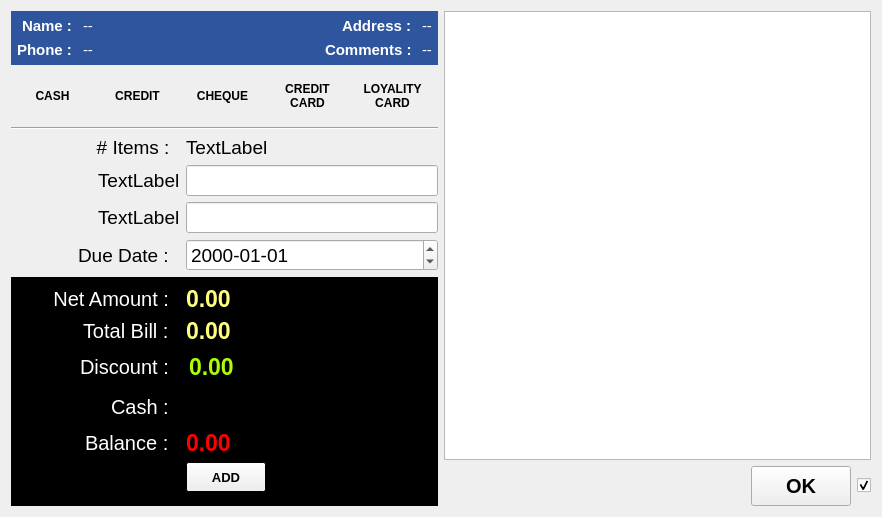
Old version of the form estorecpp/multiplepayment.ui in the repository Watti/estorecpp.
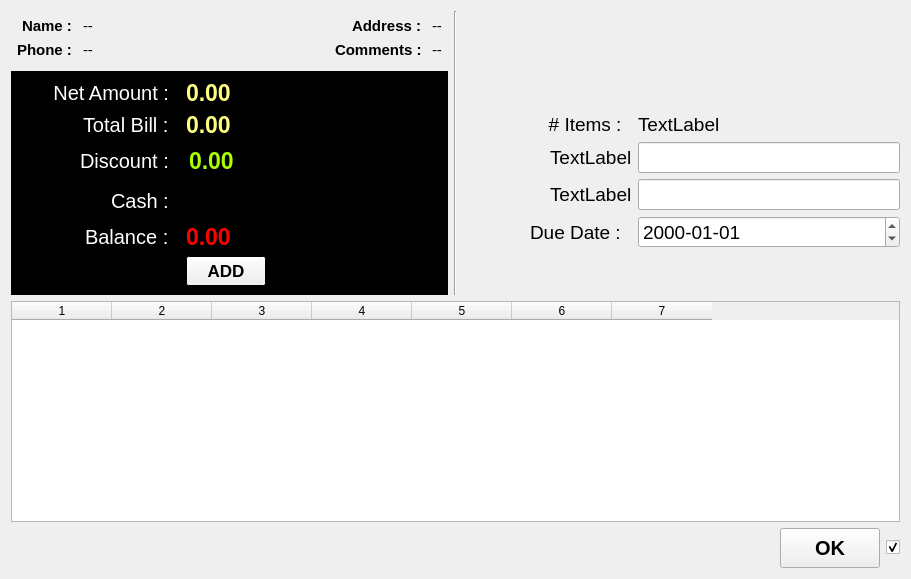
New version of the form. Icons and pictures are not drawn.

```diff
--- a/estorecpp/multiplepayment.ui
+++ b/estorecpp/multiplepayment.ui
@@ -6,13 +6,15 @@
    <rect>
     <x>0</x>
     <y>0</y>
-    <width>882</width>
-    <height>517</height>
+    <width>911</width>
+    <height>579</height>
    </rect>
   </property>
   <property name="windowTitle">
    <string>Form</string>
   </property>
+  <layout class="QVBoxLayout" name="verticalLayout_4">
+   <item>
   <layout class="QHBoxLayout" name="horizontalLayout_6">
    <item>
     <layout class="QVBoxLayout" name="verticalLayout">
@@ -24,97 +26,6 @@
          <verstretch>0</verstretch>
         </sizepolicy>
        </property>
-       <property name="palette">
-        <palette>
-         <active>
-          <colorrole role="WindowText">
-           <brush brushstyle="SolidPattern">
-            <color alpha="255">
-             <red>255</red>
-             <green>255</green>
-             <blue>255</blue>
-            </color>
-           </brush>
-          </colorrole>
-          <colorrole role="Base">
-           <brush brushstyle="SolidPattern">
-            <color alpha="255">
-             <red>255</red>
-             <green>255</green>
-             <blue>255</blue>
-            </color>
-           </brush>
-          </colorrole>
-          <colorrole role="Window">
-           <brush brushstyle="SolidPattern">
-            <color alpha="255">
-             <red>46</red>
-             <green>85</green>
-             <blue>157</blue>
-            </color>
-           </brush>
-          </colorrole>
-         </active>
-         <inactive>
-          <colorrole role="WindowText">
-           <brush brushstyle="SolidPattern">
-            <color alpha="255">
-             <red>255</red>
-             <green>255</green>
-             <blue>255</blue>
-            </color>
-           </brush>
-          </colorrole>
-          <colorrole role="Base">
-           <brush brushstyle="SolidPattern">
-            <color alpha="255">
-             <red>255</red>
-             <green>255</green>
-             <blue>255</blue>
-            </color>
-           </brush>
-          </colorrole>
-          <colorrole role="Window">
-           <brush brushstyle="SolidPattern">
-            <color alpha="255">
-             <red>46</red>
-             <green>85</green>
-             <blue>157</blue>
-            </color>
-           </brush>
-          </colorrole>
-         </inactive>
-         <disabled>
-          <colorrole role="WindowText">
-           <brush brushstyle="SolidPattern">
-            <color alpha="255">
-             <red>120</red>
-             <green>120</green>
-             <blue>120</blue>
-            </color>
-           </brush>
-          </colorrole>
-          <colorrole role="Base">
-           <brush brushstyle="SolidPattern">
-            <color alpha="255">
-             <red>46</red>
-             <green>85</green>
-             <blue>157</blue>
-            </color>
-           </brush>
-          </colorrole>
-          <colorrole role="Window">
-           <brush brushstyle="SolidPattern">
-            <color alpha="255">
-             <red>46</red>
-             <green>85</green>
-             <blue>157</blue>
-            </color>
-           </brush>
-          </colorrole>
-         </disabled>
-        </palette>
-       </property>
        <property name="autoFillBackground">
         <bool>true</bool>
        </property>
@@ -132,7 +43,7 @@
          <number>0</number>
         </property>
         <item>
-         <layout class="QHBoxLayout" name="horizontalLayout_4">
+           <layout class="QHBoxLayout" name="horizontalLayout_3">
           <property name="spacing">
            <number>6</number>
           </property>
@@ -149,12 +60,12 @@
            <number>6</number>
           </property>
           <item>
-           <layout class="QFormLayout" name="formLayout_5">
+             <layout class="QFormLayout" name="formLayout_4">
             <property name="labelAlignment">
              <set>Qt::AlignRight|Qt::AlignTrailing|Qt::AlignVCenter</set>
             </property>
             <item row="0" column="0">
-             <widget class="QLabel" name="label_2">
+               <widget class="QLabel" name="label">
               <property name="font">
                <font>
                 <pointsize>11</pointsize>
@@ -214,7 +125,7 @@
            </layout>
           </item>
           <item>
-           <spacer name="horizontalSpacer_4">
+             <spacer name="horizontalSpacer_3">
             <property name="orientation">
              <enum>Qt::Horizontal</enum>
             </property>
@@ -227,12 +138,12 @@
            </spacer>
           </item>
           <item>
-           <layout class="QFormLayout" name="formLayout_6">
+             <layout class="QFormLayout" name="formLayout_3">
             <property name="labelAlignment">
              <set>Qt::AlignRight|Qt::AlignTrailing|Qt::AlignVCenter</set>
             </property>
             <item row="0" column="0">
-             <widget class="QLabel" name="label_11">
+               <widget class="QLabel" name="label_10">
               <property name="font">
                <font>
                 <pointsize>11</pointsize>
@@ -308,364 +219,6 @@
        </layout>
       </widget>
      </item>
-     <item>
-      <layout class="QHBoxLayout" name="horizontalLayout_5">
-       <item>
-        <widget class="QPushButton" name="cashBtn">
-         <property name="sizePolicy">
-          <sizepolicy hsizetype="Fixed" vsizetype="Fixed">
-           <horstretch>0</horstretch>
-           <verstretch>0</verstretch>
-          </sizepolicy>
-         </property>
-         <property name="minimumSize">
-          <size>
-           <width>75</width>
-           <height>50</height>
-          </size>
-         </property>
-         <property name="maximumSize">
-          <size>
-           <width>75</width>
-           <height>50</height>
-          </size>
-         </property>
-         <property name="font">
-          <font>
-           <weight>75</weight>
-           <bold>true</bold>
-          </font>
-         </property>
-         <property name="text">
-          <string>CASH</string>
-         </property>
-         <property name="checkable">
-          <bool>true</bool>
-         </property>
-         <property name="flat">
-          <bool>true</bool>
-         </property>
-        </widget>
-       </item>
-       <item>
-        <widget class="QPushButton" name="creditBtn">
-         <property name="sizePolicy">
-          <sizepolicy hsizetype="Fixed" vsizetype="Fixed">
-           <horstretch>0</horstretch>
-           <verstretch>0</verstretch>
-          </sizepolicy>
-         </property>
-         <property name="minimumSize">
-          <size>
-           <width>75</width>
-           <height>50</height>
-          </size>
-         </property>
-         <property name="maximumSize">
-          <size>
-           <width>75</width>
-           <height>50</height>
-          </size>
-         </property>
-         <property name="font">
-          <font>
-           <weight>75</weight>
-           <bold>true</bold>
-          </font>
-         </property>
-         <property name="text">
-          <string>CREDIT</string>
-         </property>
-         <property name="checkable">
-          <bool>true</bool>
-         </property>
-         <property name="flat">
-          <bool>true</bool>
-         </property>
-        </widget>
-       </item>
-       <item>
-        <widget class="QPushButton" name="chequeBtn">
-         <property name="sizePolicy">
-          <sizepolicy hsizetype="Fixed" vsizetype="Fixed">
-           <horstretch>0</horstretch>
-           <verstretch>0</verstretch>
-          </sizepolicy>
-         </property>
-         <property name="minimumSize">
-          <size>
-           <width>75</width>
-           <height>50</height>
-          </size>
-         </property>
-         <property name="maximumSize">
-          <size>
-           <width>75</width>
-           <height>50</height>
-          </size>
-         </property>
-         <property name="font">
-          <font>
-           <weight>75</weight>
-           <bold>true</bold>
-          </font>
-         </property>
-         <property name="text">
-          <string>CHEQUE</string>
-         </property>
-         <property name="checkable">
-          <bool>true</bool>
-         </property>
-         <property name="flat">
-          <bool>true</bool>
-         </property>
-        </widget>
-       </item>
-       <item>
-        <widget class="QPushButton" name="creditCardBtn">
-         <property name="sizePolicy">
-          <sizepolicy hsizetype="Minimum" vsizetype="Minimum">
-           <horstretch>0</horstretch>
-           <verstretch>0</verstretch>
-          </sizepolicy>
-         </property>
-         <property name="minimumSize">
-          <size>
-           <width>75</width>
-           <height>50</height>
-          </size>
-         </property>
-         <property name="maximumSize">
-          <size>
-           <width>75</width>
-           <height>50</height>
-          </size>
-         </property>
-         <property name="font">
-          <font>
-           <weight>75</weight>
-           <bold>true</bold>
-          </font>
-         </property>
-         <property name="text">
-          <string>CREDIT 
-CARD</string>
-         </property>
-         <property name="checkable">
-          <bool>true</bool>
-         </property>
-         <property name="flat">
-          <bool>true</bool>
-         </property>
-        </widget>
-       </item>
-       <item>
-        <widget class="QPushButton" name="loyalityCardBtn">
-         <property name="sizePolicy">
-          <sizepolicy hsizetype="Minimum" vsizetype="Minimum">
-           <horstretch>0</horstretch>
-           <verstretch>0</verstretch>
-          </sizepolicy>
-         </property>
-         <property name="minimumSize">
-          <size>
-           <width>75</width>
-           <height>50</height>
-          </size>
-         </property>
-         <property name="maximumSize">
-          <size>
-           <width>75</width>
-           <height>50</height>
-          </size>
-         </property>
-         <property name="font">
-          <font>
-           <weight>75</weight>
-           <bold>true</bold>
-          </font>
-         </property>
-         <property name="text">
-          <string>LOYALITY 
-CARD</string>
-         </property>
-         <property name="checkable">
-          <bool>true</bool>
-         </property>
-         <property name="flat">
-          <bool>true</bool>
-         </property>
-        </widget>
-       </item>
-      </layout>
-     </item>
-     <item>
-      <widget class="Line" name="line">
-       <property name="orientation">
-        <enum>Qt::Horizontal</enum>
-       </property>
-      </widget>
-     </item>
-     <item>
-      <layout class="QFormLayout" name="formLayout_2">
-       <property name="labelAlignment">
-        <set>Qt::AlignRight|Qt::AlignTrailing|Qt::AlignVCenter</set>
-       </property>
-       <item row="0" column="0">
-        <widget class="QLabel" name="label_4">
-         <property name="sizePolicy">
-          <sizepolicy hsizetype="Expanding" vsizetype="Preferred">
-           <horstretch>0</horstretch>
-           <verstretch>0</verstretch>
-          </sizepolicy>
-         </property>
-         <property name="minimumSize">
-          <size>
-           <width>169</width>
-           <height>0</height>
-          </size>
-         </property>
-         <property name="font">
-          <font>
-           <pointsize>14</pointsize>
-          </font>
-         </property>
-         <property name="text">
-          <string># Items :  </string>
-         </property>
-         <property name="alignment">
-          <set>Qt::AlignRight|Qt::AlignTrailing|Qt::AlignVCenter</set>
-         </property>
-        </widget>
-       </item>
-       <item row="0" column="1">
-        <widget class="QLabel" name="noOfItemsLbl">
-         <property name="sizePolicy">
-          <sizepolicy hsizetype="MinimumExpanding" vsizetype="Preferred">
-           <horstretch>0</horstretch>
-           <verstretch>0</verstretch>
-          </sizepolicy>
-         </property>
-         <property name="font">
-          <font>
-           <pointsize>14</pointsize>
-          </font>
-         </property>
-         <property name="text">
-          <string>TextLabel</string>
-         </property>
-        </widget>
-       </item>
-       <item row="1" column="0">
-        <widget class="QLabel" name="lbl1">
-         <property name="sizePolicy">
-          <sizepolicy hsizetype="Expanding" vsizetype="Preferred">
-           <horstretch>0</horstretch>
-           <verstretch>0</verstretch>
-          </sizepolicy>
-         </property>
-         <property name="minimumSize">
-          <size>
-           <width>0</width>
-           <height>0</height>
-          </size>
-         </property>
-         <property name="font">
-          <font>
-           <pointsize>14</pointsize>
-          </font>
-         </property>
-         <property name="text">
-          <string>TextLabel</string>
-         </property>
-        </widget>
-       </item>
-       <item row="1" column="1">
-        <widget class="QLineEdit" name="txt1">
-         <property name="sizePolicy">
-          <sizepolicy hsizetype="MinimumExpanding" vsizetype="Fixed">
-           <horstretch>0</horstretch>
-           <verstretch>0</verstretch>
-          </sizepolicy>
-         </property>
-         <property name="font">
-          <font>
-           <pointsize>14</pointsize>
-          </font>
-         </property>
-        </widget>
-       </item>
-       <item row="2" column="0">
-        <widget class="QLabel" name="lbl2">
-         <property name="sizePolicy">
-          <sizepolicy hsizetype="Expanding" vsizetype="Preferred">
-           <horstretch>0</horstretch>
-           <verstretch>0</verstretch>
-          </sizepolicy>
-         </property>
-         <property name="font">
-          <font>
-           <pointsize>14</pointsize>
-          </font>
-         </property>
-         <property name="text">
-          <string>TextLabel</string>
-         </property>
-        </widget>
-       </item>
-       <item row="2" column="1">
-        <widget class="QLineEdit" name="txt2">
-         <property name="sizePolicy">
-          <sizepolicy hsizetype="MinimumExpanding" vsizetype="Fixed">
-           <horstretch>0</horstretch>
-           <verstretch>0</verstretch>
-          </sizepolicy>
-         </property>
-         <property name="font">
-          <font>
-           <pointsize>14</pointsize>
-          </font>
-         </property>
-        </widget>
-       </item>
-       <item row="3" column="0">
-        <widget class="QLabel" name="dateLbl">
-         <property name="sizePolicy">
-          <sizepolicy hsizetype="Expanding" vsizetype="Preferred">
-           <horstretch>0</horstretch>
-           <verstretch>0</verstretch>
-          </sizepolicy>
-         </property>
-         <property name="font">
-          <font>
-           <pointsize>14</pointsize>
-          </font>
-         </property>
-         <property name="text">
-          <string>Due Date :  </string>
-         </property>
-        </widget>
-       </item>
-       <item row="3" column="1">
-        <widget class="QDateEdit" name="dateEdit">
-         <property name="sizePolicy">
-          <sizepolicy hsizetype="MinimumExpanding" vsizetype="Fixed">
-           <horstretch>0</horstretch>
-           <verstretch>0</verstretch>
-          </sizepolicy>
-         </property>
-         <property name="font">
-          <font>
-           <pointsize>14</pointsize>
-          </font>
-         </property>
-         <property name="displayFormat">
-          <string>yyyy-MM-dd</string>
-         </property>
-        </widget>
-       </item>
-      </layout>
-     </item>
      <item>
       <widget class="QWidget" name="widget" native="true">
        <property name="sizePolicy">
@@ -746,7 +299,7 @@
          <set>Qt::AlignRight|Qt::AlignTrailing|Qt::AlignVCenter</set>
         </property>
         <item row="0" column="0">
-         <widget class="QLabel" name="label_3">
+           <widget class="QLabel" name="label_2">
           <property name="minimumSize">
            <size>
             <width>160</width>
@@ -1011,7 +564,7 @@
          </widget>
         </item>
         <item row="2" column="0">
-         <widget class="QLabel" name="label_13">
+           <widget class="QLabel" name="label_11">
           <property name="palette">
            <palette>
             <active>
@@ -1367,10 +920,23 @@
           </property>
          </widget>
         </item>
+          <item row="5" column="0">
+           <spacer name="horizontalSpacer">
+            <property name="orientation">
+             <enum>Qt::Horizontal</enum>
+            </property>
+            <property name="sizeHint" stdset="0">
+             <size>
+              <width>40</width>
+              <height>20</height>
+             </size>
+            </property>
+           </spacer>
+          </item>
         <item row="5" column="1">
-         <layout class="QHBoxLayout" name="horizontalLayout_3">
+           <layout class="QHBoxLayout" name="horizontalLayout_4">
           <item>
-           <widget class="QPushButton" name="pushButton">
+             <widget class="QPushButton" name="addBtn">
             <property name="minimumSize">
              <size>
               <width>0</width>
@@ -1379,7 +945,7 @@
             </property>
             <property name="font">
              <font>
-              <pointsize>10</pointsize>
+                <pointsize>13</pointsize>
               <weight>75</weight>
               <bold>true</bold>
              </font>
@@ -1390,7 +956,7 @@
            </widget>
           </item>
           <item>
-           <spacer name="horizontalSpacer">
+             <spacer name="horizontalSpacer_4">
             <property name="orientation">
              <enum>Qt::Horizontal</enum>
             </property>
@@ -1406,13 +972,417 @@
         </item>
        </layout>
       </widget>
+       </item>
+      </layout>
+     </item>
+     <item>
+      <widget class="Line" name="line">
+       <property name="orientation">
+        <enum>Qt::Vertical</enum>
+       </property>
+      </widget>
+     </item>
+     <item>
+      <layout class="QVBoxLayout" name="verticalLayout_3">
+       <item>
+        <layout class="QHBoxLayout" name="horizontalLayout_5">
+         <item>
+          <widget class="QToolButton" name="cashBtn">
+           <property name="sizePolicy">
+            <sizepolicy hsizetype="Fixed" vsizetype="Fixed">
+             <horstretch>0</horstretch>
+             <verstretch>0</verstretch>
+            </sizepolicy>
+           </property>
+           <property name="minimumSize">
+            <size>
+             <width>80</width>
+             <height>80</height>
+            </size>
+           </property>
+           <property name="maximumSize">
+            <size>
+             <width>80</width>
+             <height>80</height>
+            </size>
+           </property>
+           <property name="font">
+            <font>
+             <weight>75</weight>
+             <bold>true</bold>
+            </font>
+           </property>
+           <property name="text">
+            <string/>
+           </property>
+           <property name="checkable">
+            <bool>true</bool>
+           </property>
+           <property name="toolButtonStyle">
+            <enum>Qt::ToolButtonTextUnderIcon</enum>
+           </property>
+           <property name="autoRaise">
+            <bool>true</bool>
+           </property>
+          </widget>
+         </item>
+         <item>
+          <widget class="QToolButton" name="creditBtn">
+           <property name="sizePolicy">
+            <sizepolicy hsizetype="Fixed" vsizetype="Fixed">
+             <horstretch>0</horstretch>
+             <verstretch>0</verstretch>
+            </sizepolicy>
+           </property>
+           <property name="minimumSize">
+            <size>
+             <width>80</width>
+             <height>80</height>
+            </size>
+           </property>
+           <property name="maximumSize">
+            <size>
+             <width>80</width>
+             <height>80</height>
+            </size>
+           </property>
+           <property name="font">
+            <font>
+             <weight>75</weight>
+             <bold>true</bold>
+            </font>
+           </property>
+           <property name="text">
+            <string/>
+           </property>
+           <property name="checkable">
+            <bool>true</bool>
+           </property>
+           <property name="toolButtonStyle">
+            <enum>Qt::ToolButtonTextUnderIcon</enum>
+           </property>
+           <property name="autoRaise">
+            <bool>true</bool>
+           </property>
+          </widget>
+         </item>
+         <item>
+          <widget class="QToolButton" name="chequeBtn">
+           <property name="sizePolicy">
+            <sizepolicy hsizetype="Fixed" vsizetype="Fixed">
+             <horstretch>0</horstretch>
+             <verstretch>0</verstretch>
+            </sizepolicy>
+           </property>
+           <property name="minimumSize">
+            <size>
+             <width>80</width>
+             <height>80</height>
+            </size>
+           </property>
+           <property name="maximumSize">
+            <size>
+             <width>80</width>
+             <height>80</height>
+            </size>
+           </property>
+           <property name="font">
+            <font>
+             <weight>75</weight>
+             <bold>true</bold>
+            </font>
+           </property>
+           <property name="text">
+            <string/>
+           </property>
+           <property name="checkable">
+            <bool>true</bool>
+           </property>
+           <property name="toolButtonStyle">
+            <enum>Qt::ToolButtonTextUnderIcon</enum>
+           </property>
+           <property name="autoRaise">
+            <bool>true</bool>
+           </property>
+          </widget>
+         </item>
+         <item>
+          <widget class="QToolButton" name="creditCardBtn">
+           <property name="sizePolicy">
+            <sizepolicy hsizetype="Minimum" vsizetype="Minimum">
+             <horstretch>0</horstretch>
+             <verstretch>0</verstretch>
+            </sizepolicy>
+           </property>
+           <property name="minimumSize">
+            <size>
+             <width>80</width>
+             <height>80</height>
+            </size>
+           </property>
+           <property name="maximumSize">
+            <size>
+             <width>80</width>
+             <height>80</height>
+            </size>
+           </property>
+           <property name="font">
+            <font>
+             <weight>75</weight>
+             <bold>true</bold>
+            </font>
+           </property>
+           <property name="text">
+            <string/>
+           </property>
+           <property name="checkable">
+            <bool>true</bool>
+           </property>
+           <property name="toolButtonStyle">
+            <enum>Qt::ToolButtonTextUnderIcon</enum>
+           </property>
+           <property name="autoRaise">
+            <bool>true</bool>
+           </property>
+          </widget>
+         </item>
+         <item>
+          <widget class="QToolButton" name="loyalityCardBtn">
+           <property name="sizePolicy">
+            <sizepolicy hsizetype="Minimum" vsizetype="Minimum">
+             <horstretch>0</horstretch>
+             <verstretch>0</verstretch>
+            </sizepolicy>
+           </property>
+           <property name="minimumSize">
+            <size>
+             <width>80</width>
+             <height>80</height>
+            </size>
+           </property>
+           <property name="maximumSize">
+            <size>
+             <width>80</width>
+             <height>80</height>
+            </size>
+           </property>
+           <property name="font">
+            <font>
+             <weight>75</weight>
+             <bold>true</bold>
+            </font>
+           </property>
+           <property name="text">
+            <string/>
+           </property>
+           <property name="checkable">
+            <bool>true</bool>
+           </property>
+           <property name="toolButtonStyle">
+            <enum>Qt::ToolButtonTextUnderIcon</enum>
+           </property>
+           <property name="autoRaise">
+            <bool>true</bool>
+           </property>
+          </widget>
+         </item>
+        </layout>
+       </item>
+       <item>
+        <spacer name="verticalSpacer">
+         <property name="orientation">
+          <enum>Qt::Vertical</enum>
+         </property>
+         <property name="sizeType">
+          <enum>QSizePolicy::Fixed</enum>
+         </property>
+         <property name="sizeHint" stdset="0">
+          <size>
+           <width>20</width>
+           <height>16</height>
+          </size>
+         </property>
+        </spacer>
+       </item>
+       <item>
+        <layout class="QFormLayout" name="formLayout_2">
+         <property name="labelAlignment">
+          <set>Qt::AlignRight|Qt::AlignTrailing|Qt::AlignVCenter</set>
+         </property>
+         <item row="0" column="0">
+          <widget class="QLabel" name="label_3">
+           <property name="sizePolicy">
+            <sizepolicy hsizetype="Expanding" vsizetype="Preferred">
+             <horstretch>0</horstretch>
+             <verstretch>0</verstretch>
+            </sizepolicy>
+           </property>
+           <property name="minimumSize">
+            <size>
+             <width>169</width>
+             <height>0</height>
+            </size>
+           </property>
+           <property name="font">
+            <font>
+             <pointsize>14</pointsize>
+            </font>
+           </property>
+           <property name="text">
+            <string># Items :  </string>
+           </property>
+           <property name="alignment">
+            <set>Qt::AlignRight|Qt::AlignTrailing|Qt::AlignVCenter</set>
+           </property>
+          </widget>
+         </item>
+         <item row="0" column="1">
+          <widget class="QLabel" name="noOfItemsLbl">
+           <property name="sizePolicy">
+            <sizepolicy hsizetype="MinimumExpanding" vsizetype="Preferred">
+             <horstretch>0</horstretch>
+             <verstretch>0</verstretch>
+            </sizepolicy>
+           </property>
+           <property name="font">
+            <font>
+             <pointsize>14</pointsize>
+            </font>
+           </property>
+           <property name="text">
+            <string>TextLabel</string>
+           </property>
+          </widget>
+         </item>
+         <item row="1" column="0">
+          <widget class="QLabel" name="lbl1">
+           <property name="sizePolicy">
+            <sizepolicy hsizetype="Expanding" vsizetype="Preferred">
+             <horstretch>0</horstretch>
+             <verstretch>0</verstretch>
+            </sizepolicy>
+           </property>
+           <property name="minimumSize">
+            <size>
+             <width>0</width>
+             <height>0</height>
+            </size>
+           </property>
+           <property name="font">
+            <font>
+             <pointsize>14</pointsize>
+            </font>
+           </property>
+           <property name="text">
+            <string>TextLabel</string>
+           </property>
+          </widget>
+         </item>
+         <item row="1" column="1">
+          <widget class="QLineEdit" name="txt1">
+           <property name="sizePolicy">
+            <sizepolicy hsizetype="MinimumExpanding" vsizetype="Fixed">
+             <horstretch>0</horstretch>
+             <verstretch>0</verstretch>
+            </sizepolicy>
+           </property>
+           <property name="font">
+            <font>
+             <pointsize>14</pointsize>
+            </font>
+           </property>
+          </widget>
+         </item>
+         <item row="2" column="0">
+          <widget class="QLabel" name="lbl2">
+           <property name="sizePolicy">
+            <sizepolicy hsizetype="Expanding" vsizetype="Preferred">
+             <horstretch>0</horstretch>
+             <verstretch>0</verstretch>
+            </sizepolicy>
+           </property>
+           <property name="font">
+            <font>
+             <pointsize>14</pointsize>
+            </font>
+           </property>
+           <property name="text">
+            <string>TextLabel</string>
+           </property>
+          </widget>
+         </item>
+         <item row="2" column="1">
+          <widget class="QLineEdit" name="txt2">
+           <property name="sizePolicy">
+            <sizepolicy hsizetype="MinimumExpanding" vsizetype="Fixed">
+             <horstretch>0</horstretch>
+             <verstretch>0</verstretch>
+            </sizepolicy>
+           </property>
+           <property name="font">
+            <font>
+             <pointsize>14</pointsize>
+            </font>
+           </property>
+          </widget>
+         </item>
+         <item row="3" column="0">
+          <widget class="QLabel" name="dateLbl">
+           <property name="sizePolicy">
+            <sizepolicy hsizetype="Expanding" vsizetype="Preferred">
+             <horstretch>0</horstretch>
+             <verstretch>0</verstretch>
+            </sizepolicy>
+           </property>
+           <property name="font">
+            <font>
+             <pointsize>14</pointsize>
+            </font>
+           </property>
+           <property name="text">
+            <string>Due Date :  </string>
+           </property>
+          </widget>
+         </item>
+         <item row="3" column="1">
+          <widget class="QDateEdit" name="dateEdit">
+           <property name="sizePolicy">
+            <sizepolicy hsizetype="MinimumExpanding" vsizetype="Fixed">
+             <horstretch>0</horstretch>
+             <verstretch>0</verstretch>
+            </sizepolicy>
+           </property>
+           <property name="font">
+            <font>
+             <pointsize>14</pointsize>
+            </font>
+           </property>
+           <property name="displayFormat">
+            <string>yyyy-MM-dd</string>
+           </property>
+          </widget>
+         </item>
+        </layout>
+       </item>
+      </layout>
      </item>
     </layout>
    </item>
    <item>
     <layout class="QVBoxLayout" name="verticalLayout_2">
      <item>
-      <widget class="QTableWidget" name="tableWidget"/>
+      <widget class="QTableWidget" name="tableWidget">
+       <property name="columnCount">
+        <number>7</number>
+       </property>
+       <column/>
+       <column/>
+       <column/>
+       <column/>
+       <column/>
+       <column/>
+       <column/>
+      </widget>
      </item>
      <item>
       <layout class="QHBoxLayout" name="horizontalLayout_2">
```
Left out of the diff: 4 changed lines with no effect on the pictures. Lines whose indentation alone changed are shown as unchanged.
